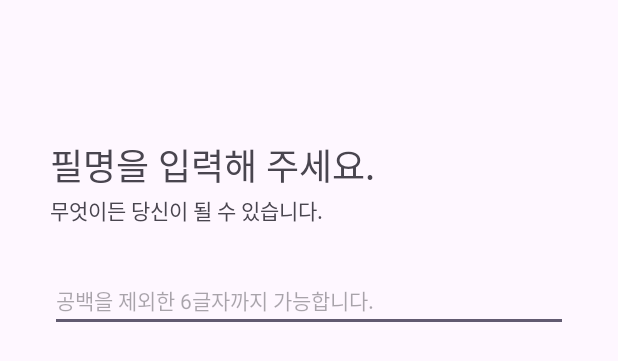
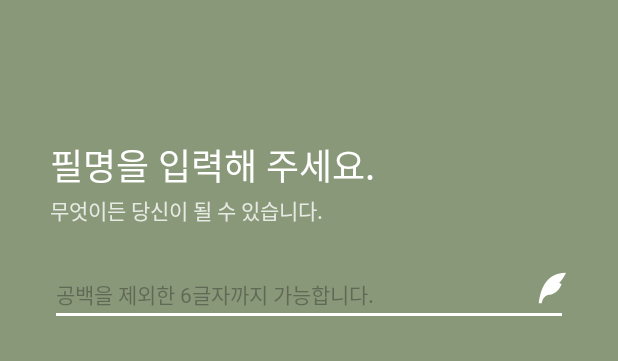
Before and after one commit to HAN-MUN-CHEOL/hanmundan-aos, an Android app: the layout activity_join.xml on its own in the app's theme, with its tools: preview values and no code run, on a phone screen of 412 x 824 dp. Shown: the top 361 px of the screen. Run offline under Robolectric (Android 15) with nearby library versions, the phone set to English and light mode, and no system bars.

Commit message:
#3 회원가입 xml 수정, 깃털 아이콘 추가

```diff
--- /dev/null
+++ b/app/src/main/res/drawable/ic_feather.xml
@@ -0,0 +1,13 @@
+<vector xmlns:android="http://schemas.android.com/apk/res/android"
+    android:width="25dp"
+    android:height="25dp"
+    android:viewportWidth="25"
+    android:viewportHeight="25">
+  <group>
+    <clip-path
+        android:pathData="M0.75,0.5h24v24h-24z"/>
+    <path
+        android:pathData="M21.75,2.501C6.75,2.501 4.75,16.501 3.75,22.501H5.748C6.414,19.168 8.081,17.335 10.75,17.001C14.75,16.501 17.75,13.001 18.75,10.001L17.25,9.001L18.25,8.001C19.25,7.001 20.254,5.501 21.75,2.501Z"
+        android:fillColor="#ffffff"/>
+  </group>
+</vector>
--- a/app/src/main/res/layout/activity_join.xml
+++ b/app/src/main/res/layout/activity_join.xml
@@ -2,7 +2,8 @@
 <androidx.constraintlayout.widget.ConstraintLayout xmlns:android="http://schemas.android.com/apk/res/android"
     xmlns:app="http://schemas.android.com/apk/res-auto"
     android:layout_width="match_parent"
-    android:layout_height="match_parent">
+    android:layout_height="match_parent"
+    android:background="@color/hmd_green">
 
     <TextView
         android:id="@+id/tv_join_name_title"
@@ -10,7 +11,9 @@
         android:layout_height="wrap_content"
         android:layout_marginStart="33dp"
         android:layout_marginTop="92dp"
+        android:fontFamily="@font/eulyoo1945_semibold"
         android:text="@string/join_name_title"
+        android:textColor="@color/hmd_white"
         android:textSize="24sp"
         app:layout_constraintStart_toStartOf="parent"
         app:layout_constraintTop_toTopOf="parent" />
@@ -21,7 +24,9 @@
         android:layout_height="wrap_content"
         android:layout_marginStart="33dp"
         android:layout_marginTop="130dp"
+        android:fontFamily="@font/eulyoo1945_regular"
         android:text="@string/join_name_subtitle"
+        android:textColor="@color/hmd_white_80"
         android:textSize="14sp"
         app:layout_constraintStart_toStartOf="parent"
         app:layout_constraintTop_toTopOf="parent" />
@@ -31,12 +36,26 @@
         android:layout_width="345dp"
         android:layout_height="wrap_content"
         android:layout_marginStart="33dp"
-        android:layout_marginTop="180dp"
+        android:layout_marginTop="25dp"
+        android:backgroundTint="@color/hmd_white"
+        android:fontFamily="@font/eulyoo1945_regular"
         android:hint="@string/join_nickname_notice"
         android:inputType="text"
         android:maxLength="6"
+        android:textColor="@color/hmd_gray_80"
         android:textSize="14sp"
         app:layout_constraintStart_toStartOf="parent"
-        app:layout_constraintTop_toTopOf="parent" />
+        app:layout_constraintTop_toBottomOf="@id/tv_join_name_subtitle" />
+
+    <ImageButton
+        android:layout_width="wrap_content"
+        android:layout_height="wrap_content"
+        android:layout_marginEnd="31dp"
+        android:layout_marginBottom="10dp"
+        android:background="@android:color/transparent"
+        android:src="@drawable/ic_feather"
+        app:layout_constraintBottom_toBottomOf="@id/et_join_name_input"
+        app:layout_constraintEnd_toEndOf="parent"
+        app:layout_constraintTop_toTopOf="@id/et_join_name_input" />
 
 </androidx.constraintlayout.widget.ConstraintLayout>
```
